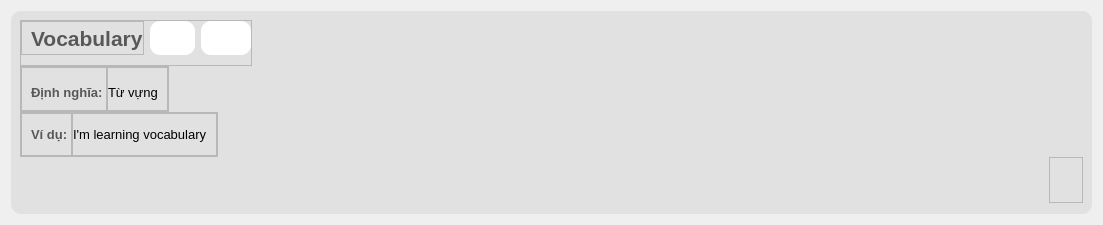
The window that UI/forms/vocab_card_name.ui (yuukun123/LexiLand) describes before a commit, drawn with Qt 5.
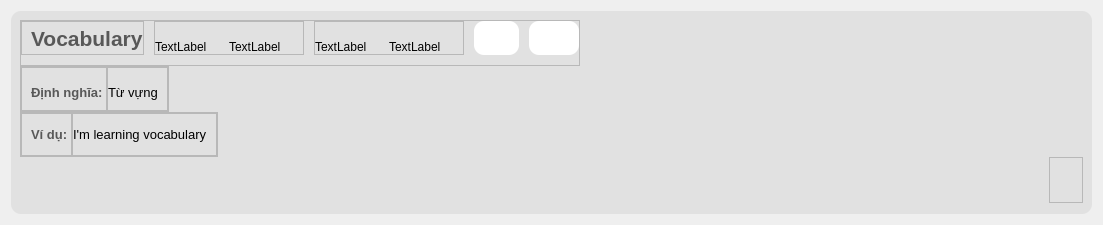
The same window after the commit. Icons and pictures are not drawn.

Diff of the .ui file:
```diff
--- a/UI/forms/vocab_card_name.ui
+++ b/UI/forms/vocab_card_name.ui
@@ -44,6 +44,9 @@
          <enum>QFrame::Raised</enum>
         </property>
         <layout class="QHBoxLayout" name="horizontalLayout_6">
+         <property name="spacing">
+          <number>10</number>
+         </property>
          <property name="leftMargin">
           <number>0</number>
          </property>
@@ -94,6 +97,122 @@
            </layout>
           </widget>
          </item>
+         <item>
+          <widget class="QFrame" name="frame">
+           <property name="minimumSize">
+            <size>
+             <width>150</width>
+             <height>0</height>
+            </size>
+           </property>
+           <property name="frameShape">
+            <enum>QFrame::StyledPanel</enum>
+           </property>
+           <property name="frameShadow">
+            <enum>QFrame::Raised</enum>
+           </property>
+           <layout class="QHBoxLayout" name="horizontalLayout_2">
+            <property name="spacing">
+             <number>0</number>
+            </property>
+            <property name="leftMargin">
+             <number>0</number>
+            </property>
+            <property name="topMargin">
+             <number>0</number>
+            </property>
+            <property name="rightMargin">
+             <number>0</number>
+            </property>
+            <property name="bottomMargin">
+             <number>0</number>
+            </property>
+            <item>
+             <widget class="QLabel" name="region_US">
+              <property name="text">
+               <string>TextLabel</string>
+              </property>
+              <property name="alignment">
+               <set>Qt::AlignBottom|Qt::AlignLeading|Qt::AlignLeft</set>
+              </property>
+             </widget>
+            </item>
+            <item>
+             <widget class="QLabel" name="phonetic_US">
+              <property name="font">
+               <font>
+                <pointsize>9</pointsize>
+               </font>
+              </property>
+              <property name="text">
+               <string>TextLabel</string>
+              </property>
+              <property name="alignment">
+               <set>Qt::AlignBottom|Qt::AlignLeading|Qt::AlignLeft</set>
+              </property>
+             </widget>
+            </item>
+           </layout>
+          </widget>
+         </item>
+         <item>
+          <widget class="QFrame" name="frame_2">
+           <property name="minimumSize">
+            <size>
+             <width>150</width>
+             <height>0</height>
+            </size>
+           </property>
+           <property name="frameShape">
+            <enum>QFrame::StyledPanel</enum>
+           </property>
+           <property name="frameShadow">
+            <enum>QFrame::Raised</enum>
+           </property>
+           <layout class="QHBoxLayout" name="horizontalLayout">
+            <property name="spacing">
+             <number>0</number>
+            </property>
+            <property name="leftMargin">
+             <number>0</number>
+            </property>
+            <property name="topMargin">
+             <number>0</number>
+            </property>
+            <property name="rightMargin">
+             <number>0</number>
+            </property>
+            <property name="bottomMargin">
+             <number>0</number>
+            </property>
+            <item>
+             <widget class="QLabel" name="region_UK">
+              <property name="text">
+               <string>TextLabel</string>
+              </property>
+              <property name="alignment">
+               <set>Qt::AlignBottom|Qt::AlignLeading|Qt::AlignLeft</set>
+              </property>
+             </widget>
+            </item>
+            <item>
+             <widget class="QLabel" name="phonetic_UK">
+              <property name="font">
+               <font>
+                <pointsize>9</pointsize>
+               </font>
+              </property>
+              <property name="text">
+               <string>TextLabel</string>
+              </property>
+              <property name="alignment">
+               <set>Qt::AlignBottom|Qt::AlignLeading|Qt::AlignLeft</set>
+              </property>
+             </widget>
+            </item>
+           </layout>
+          </widget>
+         </item>
          <item>
           <widget class="QFrame" name="soundBtn">
            <property name="minimumSize">
```
Left out of the diff: 2 changed lines with no effect on the pictures.
